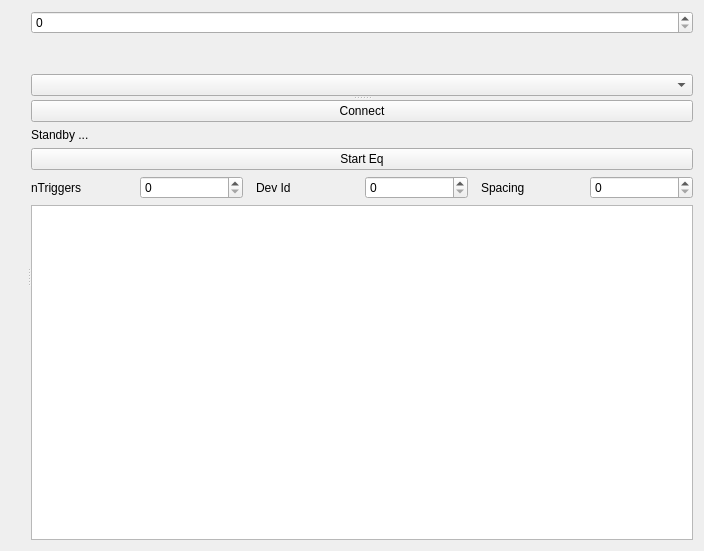
navrit/dexter, file SpidrMpx3Eq/qcstmequalization.ui: the form before one commit.
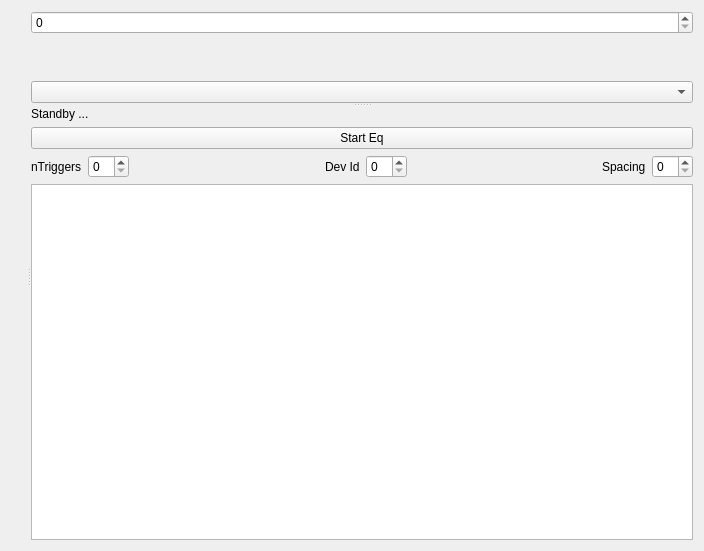
The form after the commit. Custom widgets are drawn as their Qt base class.

The edit to the form file:
```diff
--- a/SpidrMpx3Eq/qcstmequalization.ui
+++ b/SpidrMpx3Eq/qcstmequalization.ui
@@ -19,7 +19,7 @@
      <property name="orientation">
       <enum>Qt::Horizontal</enum>
      </property>
-     <widget class="QWidget" name="">
+     <widget class="QWidget" name="layoutWidget">
       <layout class="QVBoxLayout" name="verticalLayout_11" stretch="1,0">
        <item>
         <widget class="BarChart" name="_histoWidget_2" native="true"/>
@@ -40,7 +40,7 @@
       <property name="orientation">
        <enum>Qt::Vertical</enum>
       </property>
-      <widget class="QWidget" name="">
+      <widget class="QWidget" name="layoutWidget">
        <layout class="QVBoxLayout" name="verticalLayout_2" stretch="0,1,0">
         <item>
          <widget class="QSpinBox" name="frameSpinner_2">
@@ -57,15 +57,8 @@
         </item>
        </layout>
       </widget>
-      <widget class="QWidget" name="">
+      <widget class="QWidget" name="layoutWidget">
        <layout class="QVBoxLayout" name="verticalLayout_10">
-        <item>
-         <widget class="QPushButton" name="_connect_2">
-          <property name="text">
-           <string>Connect</string>
-          </property>
-         </widget>
-        </item>
         <item>
          <widget class="QLabel" name="_statusLabel_2">
           <property name="text">
@@ -99,6 +92,12 @@
               <property name="orientation">
                <enum>Qt::Horizontal</enum>
               </property>
+              <property name="sizeHint" stdset="0">
+               <size>
+                <width>0</width>
+                <height>0</height>
+               </size>
+              </property>
              </spacer>
             </item>
             <item>
@@ -116,6 +115,12 @@
               <property name="orientation">
                <enum>Qt::Horizontal</enum>
               </property>
+              <property name="sizeHint" stdset="0">
+               <size>
+                <width>0</width>
+                <height>0</height>
+               </size>
+              </property>
              </spacer>
             </item>
             <item>
```
